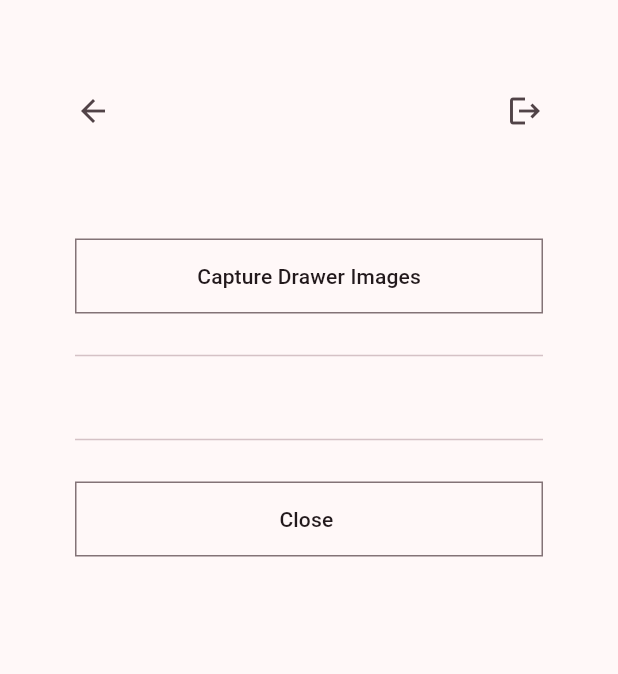
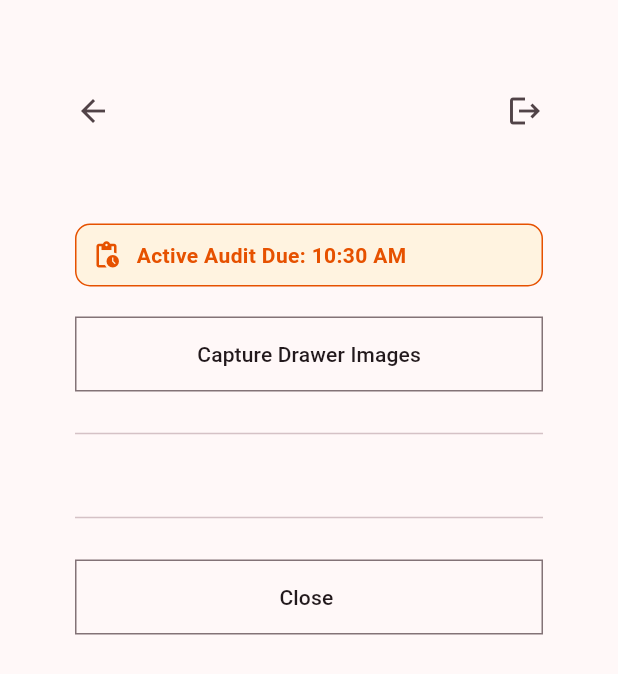
Before and after one commit to aryan-parcell/toolsight, a Flutter app: the ToolboxPage screen opened directly with empty values, on a phone screen of 412 x 824 dp. Shown: the top 674 px of the screen. Run offline on Flutter 3.47's test engine with Material 3 defaults, Android fonts, the phone set to English and light mode, and no system bars; our stand-ins replace cloud_firestore, firebase_auth, firebase_core, firebase_storage, go_router, image_picker; missing offline and left inert: mobile_scanner; accounts and stored records are empty.

Commit message:
Add banner containing audit time to toolbox page

```diff
--- a/lib/pages/toolbox_page.dart
+++ b/lib/pages/toolbox_page.dart
@@ -1,7 +1,7 @@
 import 'package:cloud_firestore/cloud_firestore.dart';
-import 'package:firebase_auth/firebase_auth.dart';
 import 'package:flutter/material.dart' hide Drawer;
 import 'package:go_router/go_router.dart';
+import 'package:intl/intl.dart';
 import 'package:toolsight/router.dart';
 import 'package:toolsight/widgets/app_scaffold.dart';
 import 'package:toolsight/widgets/drawer_display.dart';
@@ -29,6 +29,7 @@ class _ToolboxPageState extends State<ToolboxPage> {
           if (!snapshot.hasData) return Text("Toolbox not found.");
 
           final toolbox = snapshot.data!;
+          final currentCheckoutId = toolbox['currentCheckoutId'];
 
           return Column(
             crossAxisAlignment: CrossAxisAlignment.start,
@@ -39,6 +40,7 @@ class _ToolboxPageState extends State<ToolboxPage> {
                 spacing: 10,
                 children: [
                   Text(toolbox['name'], style: Theme.of(context).textTheme.headlineLarge),
+                  if (currentCheckoutId != null) CheckoutBanner(checkoutId: currentCheckoutId),
                 ],
               ),
               Row(
@@ -93,3 +95,62 @@ class _ToolboxPageState extends State<ToolboxPage> {
     );
   }
 }
+
+class CheckoutBanner extends StatelessWidget {
+  final String checkoutId;
+
+  const CheckoutBanner({super.key, required this.checkoutId});
+
+  @override
+  Widget build(BuildContext context) {
+    return StreamBuilder<DocumentSnapshot>(
+      stream: FirebaseFirestore.instance.collection('checkouts').doc(checkoutId).snapshots(),
+      builder: (context, snapshot) {
+        if (!snapshot.hasData || !snapshot.data!.exists) return const SizedBox.shrink();
+
+        final data = snapshot.data!.data() as Map<String, dynamic>;
+        final auditStatus = data['auditStatus'] as String;
+        final currentAuditId = data['currentAuditId'];
+        final nextDue = data['nextAuditDue'] as Timestamp;
+
+        String nextDueText = DateFormat("h:mm a").format(nextDue.toDate());
+
+        Color bgColor = Colors.blue.shade50;
+        Color textColor = Colors.blue.shade900;
+        IconData icon = Icons.info_outline;
+        String message = "Next Audit: $nextDueText";
+
+        if (auditStatus == 'overdue') {
+          bgColor = Colors.red.shade50;
+          textColor = Colors.red.shade900;
+          icon = Icons.warning_amber_rounded;
+          message = "AUDIT OVERDUE: $nextDueText";
+        } else if (currentAuditId != null) {
+          bgColor = Colors.orange.shade50;
+          textColor = Colors.orange.shade900;
+          icon = Icons.pending_actions;
+          message = "Active Audit Due: $nextDueText";
+        }
+
+        return Container(
+          padding: const EdgeInsets.all(10),
+          decoration: BoxDecoration(
+            color: bgColor,
+            borderRadius: BorderRadius.circular(10),
+            border: Border.all(color: textColor),
+          ),
+          child: Row(
+            spacing: 10,
+            children: [
+              Icon(icon, color: textColor, size: 20),
+              Text(
+                message,
+                style: TextStyle(color: textColor, fontWeight: FontWeight.bold),
+              ),
+            ],
+          ),
+        );
+      },
+    );
+  }
+}
--- a/pubspec.yaml
+++ b/pubspec.yaml
@@ -23,6 +23,7 @@ dependencies:
   firebase_storage: ^13.0.4
   image_picker: ^1.1.2
   mobile_scanner: ^7.1.3
+  intl: ^0.20.2
 
 dev_dependencies:
   flutter_test:
```
